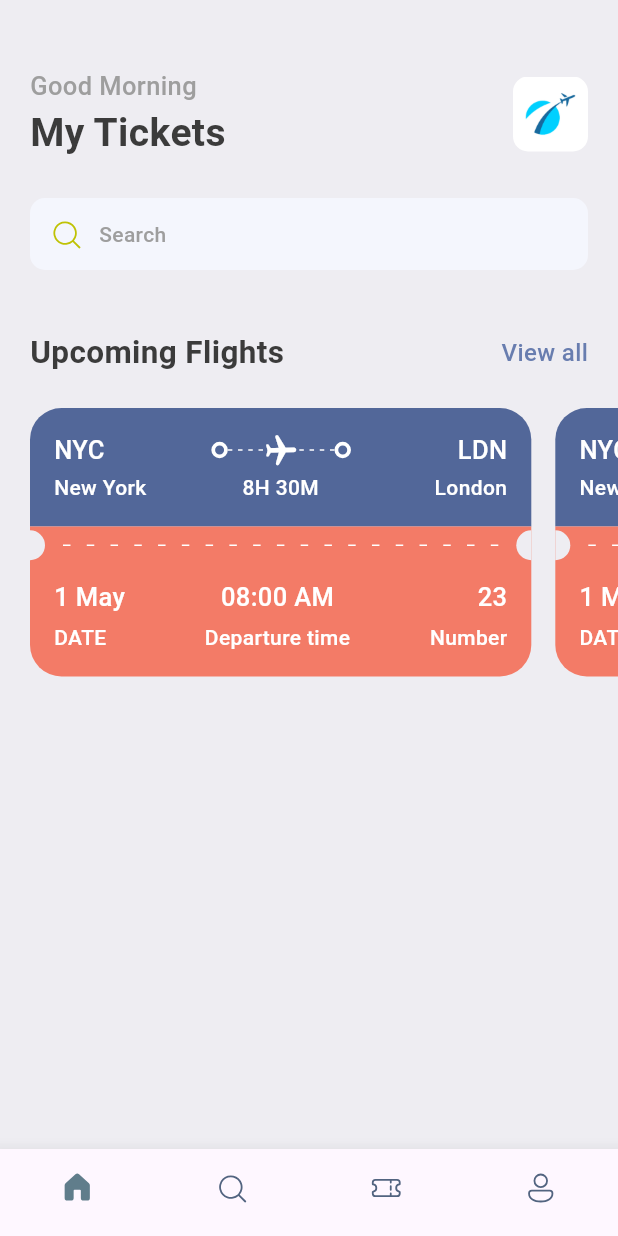
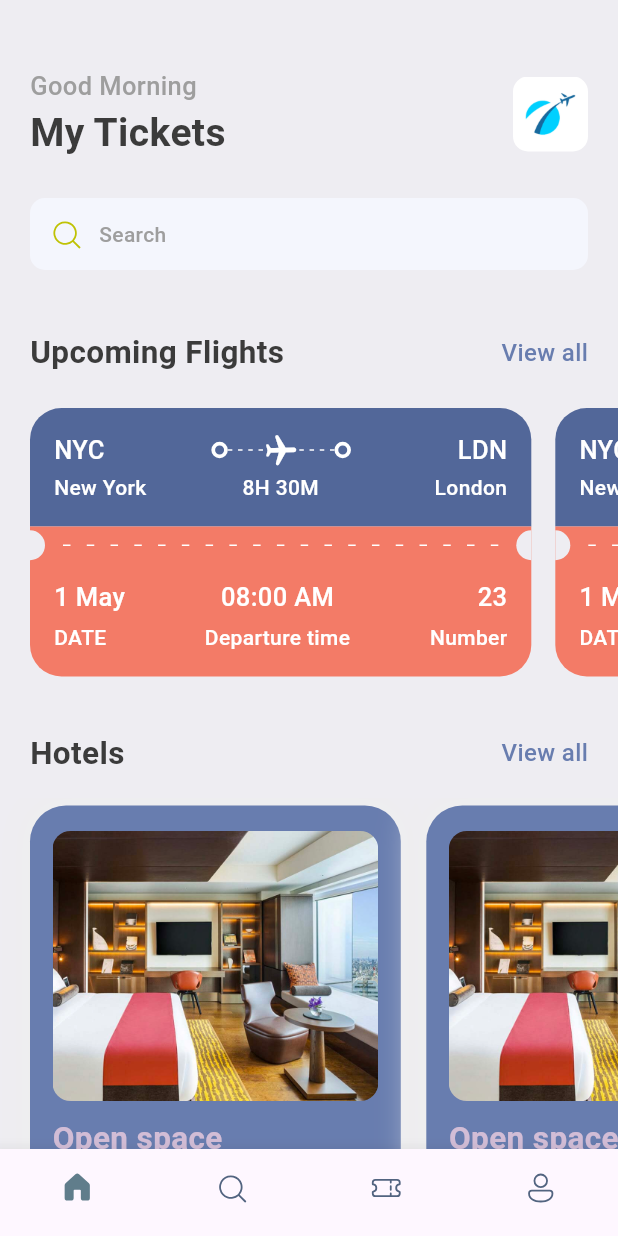
Before and after one commit to wemppywp/MyTickets, a Flutter app: the screen it shows after launch, on a phone screen of 412 x 824 dp. Run offline on Flutter 3.47's test engine with Material 3 defaults, Android fonts, the phone set to English and light mode, and no system bars; our stand-ins replace fluentui_system_icons, gap.

Commit message:
update list hotels view card

```diff
--- a/lib/screens/home_screen.dart
+++ b/lib/screens/home_screen.dart
@@ -1,6 +1,7 @@
 import 'package:fluentui_system_icons/fluentui_system_icons.dart';
 import 'package:flutter/material.dart';
 import 'package:gap/gap.dart';
+import 'package:mytickets/screens/hotels_view.dart';
 import 'package:mytickets/screens/ticket_view.dart';
 import 'package:mytickets/utils/app_styles.dart';
 
@@ -79,6 +80,32 @@
                 TicketView()
               ],
             ),
+          ),
+          const Gap(15),
+          Container(
+            padding: const EdgeInsets.symmetric(horizontal: 20),
+            child: Row(
+              mainAxisAlignment: MainAxisAlignment.spaceBetween,
+              children: [
+                Text("Hotels", style: Styles.headlineStyle2,),
+                InkWell(
+                    onTap: (){} ,
+                    child: Text("View all", style: Styles.textStyle.copyWith(color: Styles.primaryColor),))
+              ],
+            ),
+          ),
+          const Gap(15),
+          SingleChildScrollView(
+              scrollDirection: Axis.horizontal,
+              padding: EdgeInsets.only(left: 20),
+              child: Row(
+                children: [
+                  HotelsView(),
+                  HotelsView(),
+                  HotelsView(),
+                  HotelsView(),
+                ],
+              )
           )
         ],
       ),
--- /dev/null
+++ b/lib/screens/hotels_view.dart
@@ -0,0 +1,52 @@
+import 'package:flutter/material.dart';
+import 'package:gap/gap.dart';
+import 'package:mytickets/utils/app_layout.dart';
+import 'package:mytickets/utils/app_styles.dart';
+
+class HotelsView extends StatelessWidget {
+  const HotelsView({super.key});
+
+  @override
+  Widget build(BuildContext context) {
+    final size = AppLayout.getSize(context);
+    return Container(
+      width: size.width * 0.6,
+      height: 350,
+      padding: const EdgeInsets.symmetric(horizontal: 15, vertical: 17),
+      margin: EdgeInsets.only(right: 17, top: 5),
+      decoration: BoxDecoration(
+        color: Styles.primaryColor,
+        borderRadius: BorderRadius.circular(24),
+        boxShadow: [
+          BoxShadow(
+            color: Colors.grey.shade200,
+            blurRadius: 20,
+            spreadRadius: 5
+          )
+        ]
+      ),
+      child: Column(
+        crossAxisAlignment: CrossAxisAlignment.start,
+        children: [
+          Container(
+            height: 180,
+            decoration: BoxDecoration(
+              borderRadius: BorderRadius.circular(12),
+              color: Styles.primaryColor,
+              image: DecorationImage(
+                fit: BoxFit.cover,
+                image: AssetImage("assets/images/one.png", )
+              )
+            ),
+          ),
+          const Gap(10),
+          Text("Open space", style: Styles.headlineStyle2.copyWith(color: Styles.kakiColor),),
+          const Gap(5),
+          Text("London", style: Styles.headlineStyle3.copyWith(color: Colors.white),),
+          const Gap(8),
+          Text("\$40/night", style: Styles.headlineStyle1.copyWith(color: Styles.kakiColor),),
+        ],
+      ),
+    );
+  }
+}
--- a/lib/utils/app_styles.dart
+++ b/lib/utils/app_styles.dart
@@ -7,6 +7,7 @@
   static Color textColor = const Color(0xFF3B3B3B);
   static Color bgColor = const Color(0xFFEEEDF2);
   static Color orangeColor = const Color(0xFFF37B67);
+  static Color kakiColor = const Color(0xFFD2BDD6);
   static TextStyle textStyle = TextStyle(fontSize: 16, color: textColor, fontWeight: FontWeight.w500);
   static TextStyle headlineStyle1 = TextStyle(fontSize: 26, color: textColor, fontWeight: FontWeight.bold);
   static TextStyle headlineStyle2 = TextStyle(fontSize: 21, color: textColor, fontWeight: FontWeight.bold);
```
